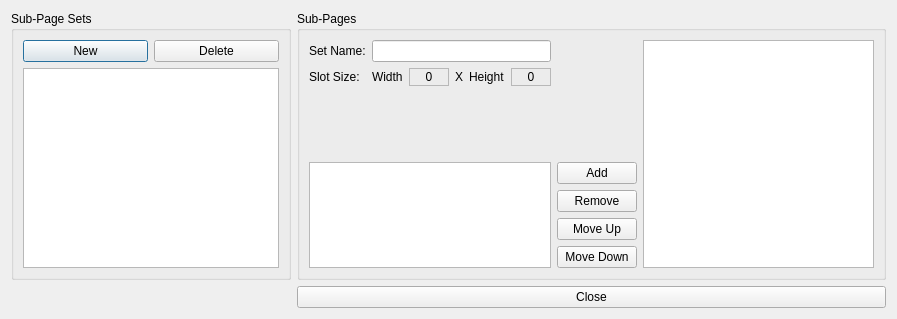
The window that src/tsubpagesetdialog.ui (TheLord45/tsurface) describes before a commit, drawn with Qt 5.
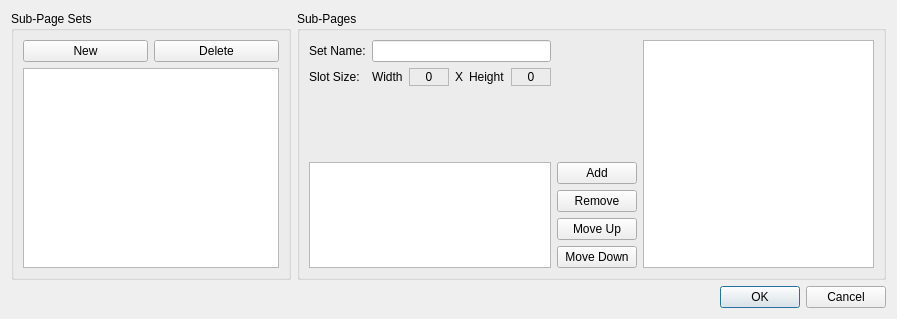
The same window after the commit. Icons and pictures are not drawn.

Commit message: Improves Sub-Page Set dialog

```diff
--- a/src/tsubpagesetdialog.ui
+++ b/src/tsubpagesetdialog.ui
@@ -199,9 +199,9 @@
     </widget>
    </item>
    <item row="2" column="1">
-    <widget class="QPushButton" name="pushButtonClose">
-     <property name="text">
-      <string>Close</string>
+    <widget class="QDialogButtonBox" name="buttonBox">
+     <property name="standardButtons">
+      <set>QDialogButtonBox::StandardButton::Cancel|QDialogButtonBox::StandardButton::Ok</set>
      </property>
     </widget>
    </item>
```
Left out of the diff: 25 changed lines with no effect on the pictures. The commit also changes 9 other files.
